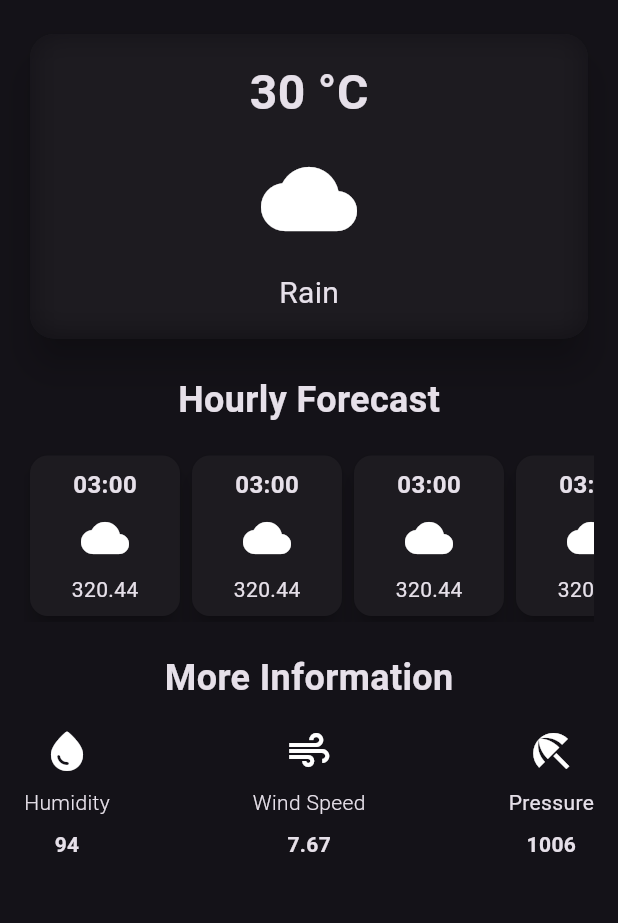
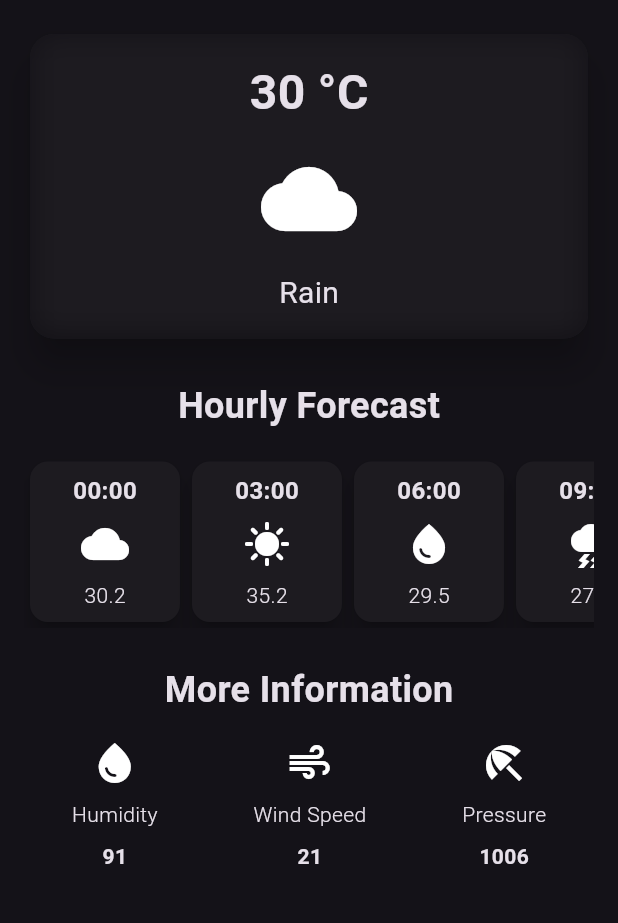
Before and after one commit to SyedWafiHasan/Weathering, a Flutter app: the screen it shows after launch, on a phone screen of 412 x 824 dp, the part 56-979 px from its top. Run offline on Flutter 3.47's test engine with Material 2 defaults, Android fonts, the phone set to English and light mode, and no system bars.

Commit message:
Completed UI of app with static data. Starting API

```diff
--- /dev/null
+++ b/lib/additional_info_widget.dart
@@ -0,0 +1,34 @@
+import 'package:flutter/material.dart';
+
+class AdditionalInfoWidget extends StatelessWidget {
+  final IconData icon;
+  final String label;
+  final String value;
+
+  const AdditionalInfoWidget({
+    super.key,
+    required this.icon,
+    required this.label,
+    required this.value,
+  });
+
+  @override
+  Widget build(BuildContext context) {
+    return Column(
+      // mainAxisAlignment: MainAxisAlignment.spaceEvenly,
+      children: [
+        Icon(icon, size: 32),
+        const SizedBox(height: 8),
+        Text(
+          label,
+          style: const TextStyle(fontWeight: FontWeight.w300),
+        ),
+        const SizedBox(height: 8),
+        Text(
+          value,
+          style: const TextStyle(fontWeight: FontWeight.bold),
+        ),
+      ],
+    );
+  }
+}
--- a/lib/hourly_forecast_card.dart
+++ b/lib/hourly_forecast_card.dart
@@ -1,7 +1,16 @@
 import 'package:flutter/material.dart';
 
 class HourlyForecastCard extends StatelessWidget {
-  const HourlyForecastCard({super.key});
+  final String time;
+  final IconData icon;
+  final String temperature;
+
+  const HourlyForecastCard({
+    super.key,
+    required this.time,
+    required this.icon,
+    required this.temperature,
+  });
 
   @override
   Widget build(BuildContext context) {
@@ -13,19 +22,22 @@ class HourlyForecastCard extends StatelessWidget {
         decoration: BoxDecoration(
           borderRadius: BorderRadius.circular(16),
         ),
-        child: const Column(
+        child: Column(
           children: [
             Text(
-              '03:00',
-              style: TextStyle(
+              time,
+              style: const TextStyle(
                 fontSize: 16,
                 fontWeight: FontWeight.bold,
               ),
             ),
-            SizedBox(height: 8),
-            Icon(Icons.cloud, size: 32),
-            SizedBox(height: 8),
-            Text('320.44'),
+            const SizedBox(height: 8),
+            Icon(icon, size: 32),
+            const SizedBox(height: 8),
+            Text(
+              temperature,
+              style: const TextStyle(fontWeight: FontWeight.w300),
+            ),
           ],
         ),
       ),
--- a/lib/weather_screen.dart
+++ b/lib/weather_screen.dart
@@ -1,6 +1,7 @@
 import 'dart:ui';
 
 import 'package:flutter/material.dart';
+import 'package:weathering/additional_info_widget.dart';
 import 'package:weathering/hourly_forecast_card.dart';
 
 class WeatherScreen extends StatelessWidget {
@@ -47,6 +48,7 @@ class WeatherScreen extends StatelessWidget {
                     child: const Padding(
                       padding: EdgeInsets.all(16.0),
                       child: Column(
+                        // mainAxisAlignment: MainAxisAlignment.spaceBetween,
                         children: [
                           Text(
                             '30 °C',
@@ -69,7 +71,7 @@ class WeatherScreen extends StatelessWidget {
                 ),
               ),
             ),
-            const SizedBox(height: 20),
+            const SizedBox(height: 24),
             const Text("Hourly Forecast",
                 style: TextStyle(fontSize: 24, fontWeight: FontWeight.bold)),
             const SizedBox(height: 16),
@@ -78,15 +80,15 @@ class WeatherScreen extends StatelessWidget {
               scrollDirection: Axis.horizontal,
               child: Row(
                 children: [
-                  HourlyForecastCard(),
-                  HourlyForecastCard(),
-                  HourlyForecastCard(),
-                  HourlyForecastCard(),
-                  HourlyForecastCard(),
+                  HourlyForecastCard(time: '00:00', icon: Icons.cloud, temperature: '30.2',),
+                  HourlyForecastCard(time: '03:00', icon: Icons.sunny, temperature: '35.2',),
+                  HourlyForecastCard(time: '06:00', icon: Icons.water_drop, temperature: '29.5',),
+                  HourlyForecastCard(time: '09:00', icon: Icons.thunderstorm, temperature: '27.6',),
+                  HourlyForecastCard(time: '12:00', icon: Icons.snowing, temperature: '-4.5',),
                 ],
               ),
             ),
-            const SizedBox(height: 20),
+            const SizedBox(height: 24),
             // additional information\
             const Text(
               "More Information",
@@ -94,54 +96,23 @@ class WeatherScreen extends StatelessWidget {
             ),
             const SizedBox(height: 16),
             const Row(
-              mainAxisAlignment: MainAxisAlignment.spaceBetween,
+              mainAxisAlignment: MainAxisAlignment.spaceAround,
               children: [
-                Column(
-                  mainAxisAlignment: MainAxisAlignment.spaceEvenly,
-                  children: [
-                    Icon(Icons.water_drop_rounded, size: 32),
-                    SizedBox(height: 8),
-                    Text(
-                      'Humidity',
-                      style: TextStyle(fontWeight: FontWeight.w300),
-                    ),
-                    SizedBox(height: 8),
-                    Text(
-                      '94',
-                      style: TextStyle(fontWeight: FontWeight.bold),
-                    ),
-                  ],
+                AdditionalInfoWidget(
+                  icon: Icons.water_drop,
+                  label: 'Humidity',
+                  value: '91',
                 ),
-                Column(
-                  children: [
-                    Icon(Icons.air, size: 32),
-                    SizedBox(height: 8),
-                    Text(
-                      'Wind Speed',
-                      style: TextStyle(fontWeight: FontWeight.w300),
-                    ),
-                    SizedBox(height: 8),
-                    Text(
-                      '7.67',
-                      style: TextStyle(fontWeight: FontWeight.bold),
-                    ),
-                  ],
+                AdditionalInfoWidget(
+                  icon: Icons.air,
+                  label: 'Wind Speed',
+                  value: '21',
                 ),
-                Column(
-                  children: [
-                    Icon(Icons.beach_access, size: 32),
-                    SizedBox(height: 8),
-                    Text(
-                      'Pressure',
-                      style: TextStyle(fontWeight: FontWeight.w400),
-                    ),
-                    SizedBox(height: 8),
-                    Text(
-                      '1006',
-                      style: TextStyle(fontWeight: FontWeight.bold),
-                    ),
-                  ],
-                )
+                AdditionalInfoWidget(
+                  icon: Icons.beach_access,
+                  label: 'Pressure',
+                  value: '1006',
+                ),
               ],
             )
           ],
```
